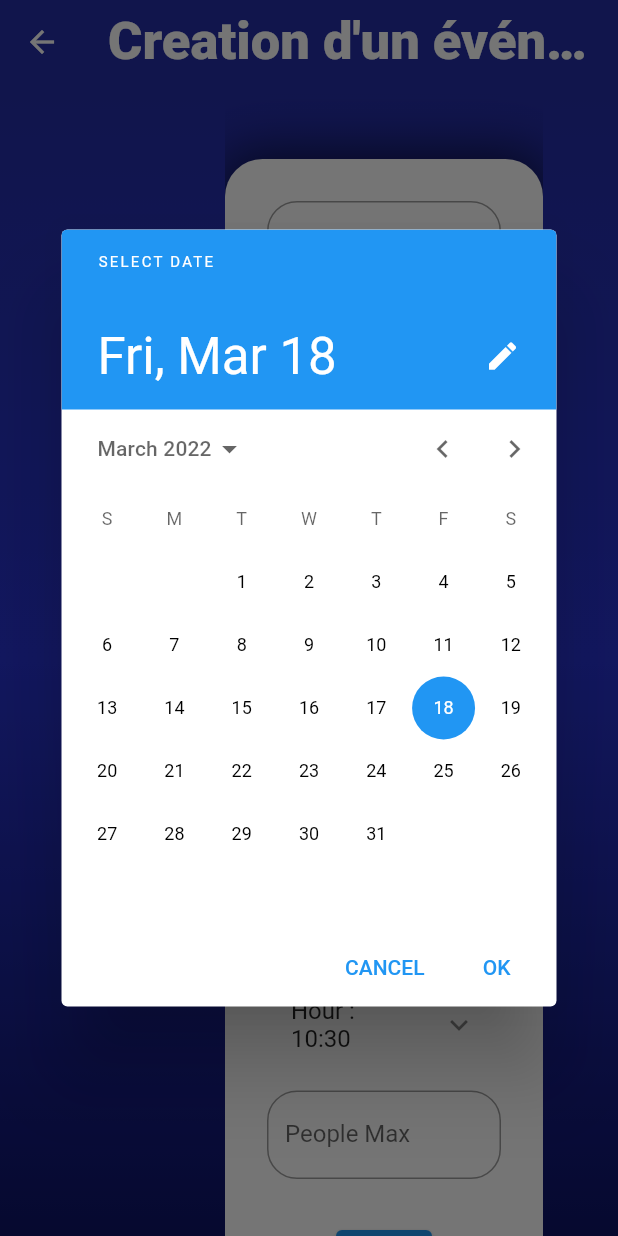
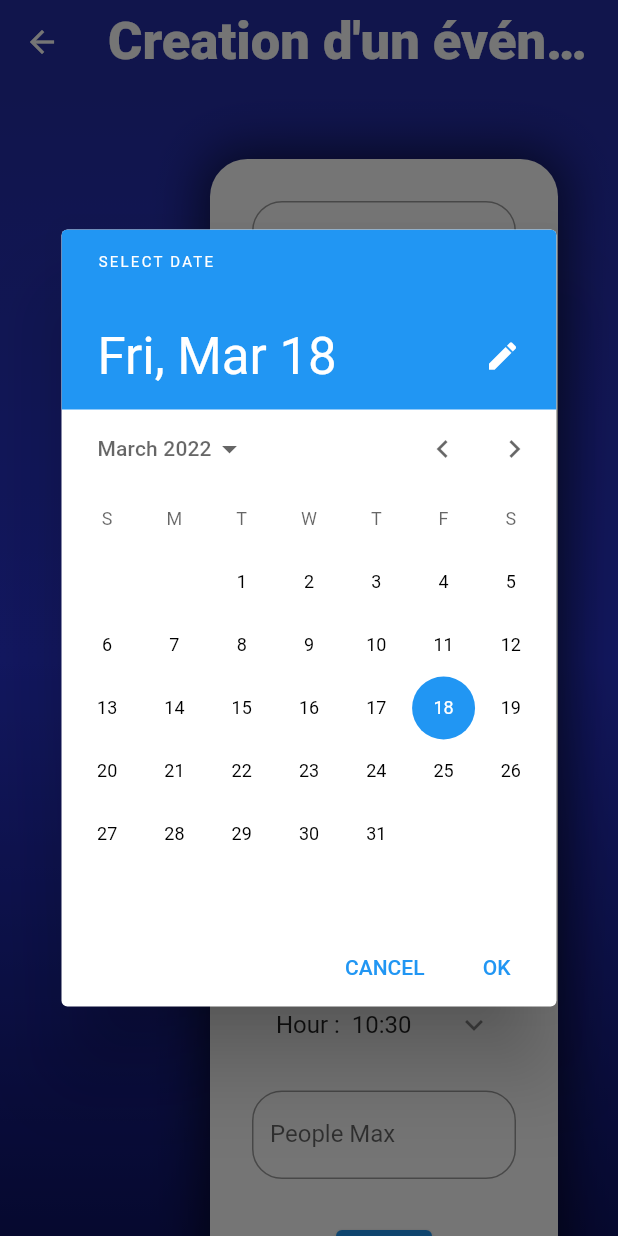
Before and after one commit to Lilian-DL/site-web-event, a Flutter app: the CreateEventScreen screen opened by its route, after a tap on an icon or button, on a phone screen of 412 x 824 dp. Run offline on Flutter 3.47's test engine with Material 2 defaults, Android fonts, the phone set to English and light mode, and no system bars; our stand-ins replace firebase_auth, firebase_core; missing offline and left inert: collapsible_sidebar, flutter_dropzone; accounts and stored records are empty.

Commit message:
➡️   Scaffold liste event
scaffold list event and details on event list and slide bar 😀

```diff
--- a/lib/main.dart
+++ b/lib/main.dart
@@ -38,7 +38,7 @@ class MyApp extends StatelessWidget {
       debugShowCheckedModeBanner: false,
       title: 'Application de planification',
       theme: ThemeData(),
-      initialRoute: '/',
+      initialRoute: '/event/list/user',
       onGenerateRoute: (settings) => RouteGenerator.generateRoute(settings),
     );
   }
--- a/lib/widgets/routes/adminCreateEvent/admin_create_event.dart
+++ b/lib/widgets/routes/adminCreateEvent/admin_create_event.dart
@@ -82,13 +82,13 @@ class _CreateEventScreenState extends State<CreateEventScreen> {
             Expanded(
                 flex: 1,
             child :Container(
-              alignment: const FractionalOffset(0.2, 0.4),
+              alignment: const FractionalOffset(0.3, 0.4),
               // color : Colors.purple,
               height: MediaQuery.of(context).size.height * 1.0,
-              child: Padding(
-                padding: const EdgeInsets.symmetric(horizontal: 50.0),
+              // child: Padding(
+                // padding: const EdgeInsets.symmetric(horizontal: 50.0),
                 child : _body(size, context),
-                ),
+                // ),
                 ),
               ),
           ],
@@ -110,6 +110,7 @@ class _CreateEventScreenState extends State<CreateEventScreen> {
       child: ListView(children: <Widget>[
         SizedBox(height: 50),
         Container(
+        margin: const EdgeInsets.only( left: 40, right: 40),
         padding: const EdgeInsets.all(20),
         decoration: const BoxDecoration(
           borderRadius: BorderRadius.all(Radius.circular(25)),
@@ -247,10 +248,11 @@ class _CreateEventScreenState extends State<CreateEventScreen> {
               ),
             SizedBox(height: 30.0),
             ],
-
           ),
         ),
-    ]));
+      ]
+    )
+    );
   }
 
   _pickDate() async {
--- a/lib/widgets/slideBar/slide_bar.dart
+++ b/lib/widgets/slideBar/slide_bar.dart
@@ -73,7 +73,7 @@ class _SlideBarState extends State<SlideBar> {
         },
       ),
       CollapsibleItem(
-        text: 'Mon Profile',
+        text: 'Mon Profil',
         icon: Icons.home,
         onPressed: () {
           Navigator.push(
@@ -156,12 +156,20 @@ class _SlideBarState extends State<SlideBar> {
       //       content: Text('Yay! Flutter Collapsible Sidebar!')));
       // },
       body: const Center(child: Center()),
+      toggleTitle : 'Close',
       backgroundColor: Colors.white,
       selectedTextColor: Colors.white,
       selectedIconBox: const Color.fromRGBO(30,64,175,1),
       selectedIconColor: const Color(0xffF3F7F7),
       unselectedIconColor: const Color(0xff2B3138),
       unselectedTextColor: const Color(0xff2B3138),
+
+      sidebarBoxShadow : const [BoxShadow(
+      color: Colors.black,
+      blurRadius: 20,
+      spreadRadius: 0.01,
+      offset: Offset(3, 3),
+    ),],
 
       textStyle: const TextStyle(
         fontSize: 15,
```
Also changed, not shown: lib/widgets/routes/eventList/event_list.dart (+47 -82 lines). Lines whose indentation alone changed are shown as unchanged.
